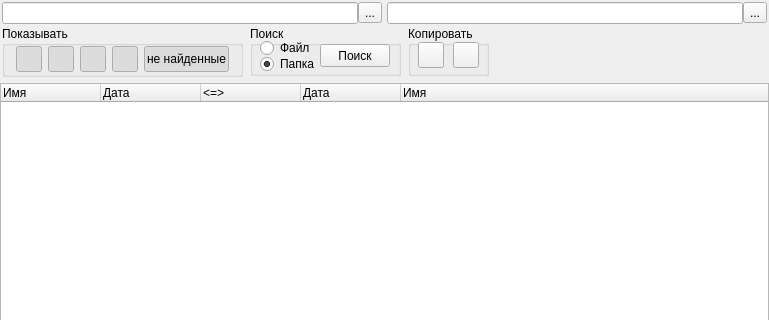
Before: the Qt Designer form FileHunterMW.ui in insys-projects/FileHunter, drawn with Qt 5; both pictures show x 0 to 769 and y 0 to 320 of the 769 by 533 pixel window.
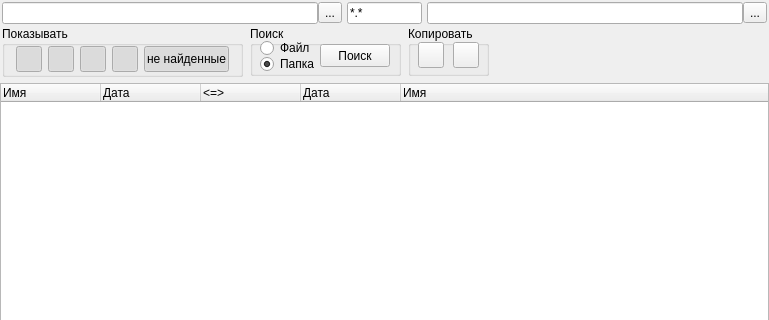
After: the same form once the commit is applied. Icons and pictures are not drawn.

The edit to the form file:
```diff
--- a/FileHunterMW.ui
+++ b/FileHunterMW.ui
@@ -104,6 +104,35 @@
             </property>
            </spacer>
           </item>
+          <item>
+           <widget class="QLineEdit" name="m_pMaskEdit">
+            <property name="maximumSize">
+             <size>
+              <width>75</width>
+              <height>16777215</height>
+             </size>
+            </property>
+            <property name="text">
+             <string>*.*</string>
+            </property>
+           </widget>
+          </item>
+          <item>
+           <spacer name="horizontalSpacer_2">
+            <property name="orientation">
+             <enum>Qt::Horizontal</enum>
+            </property>
+            <property name="sizeType">
+             <enum>QSizePolicy::Fixed</enum>
+            </property>
+            <property name="sizeHint" stdset="0">
+             <size>
+              <width>5</width>
+              <height>20</height>
+             </size>
+            </property>
+           </spacer>
+          </item>
           <item>
            <widget class="QLineEdit" name="m_pDstLineEdit"/>
           </item>
```
Left out of the diff: 36 changed lines with no effect on the pictures.
